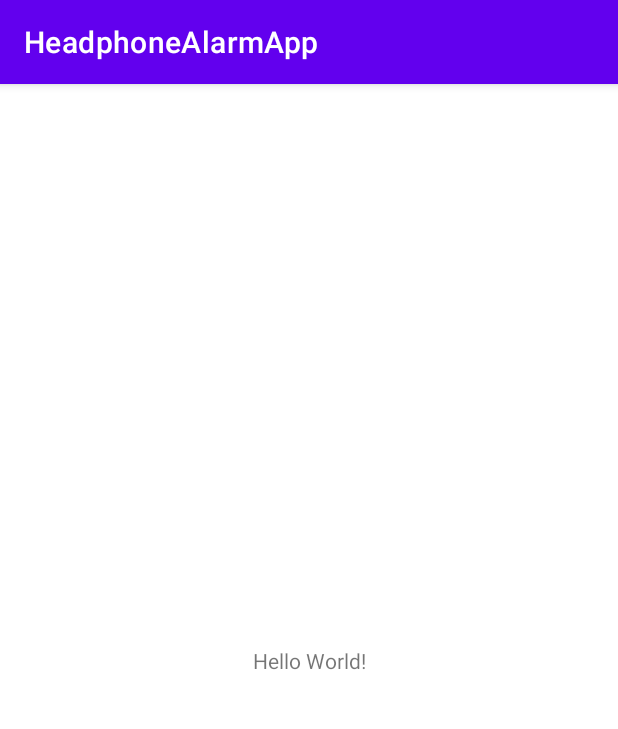
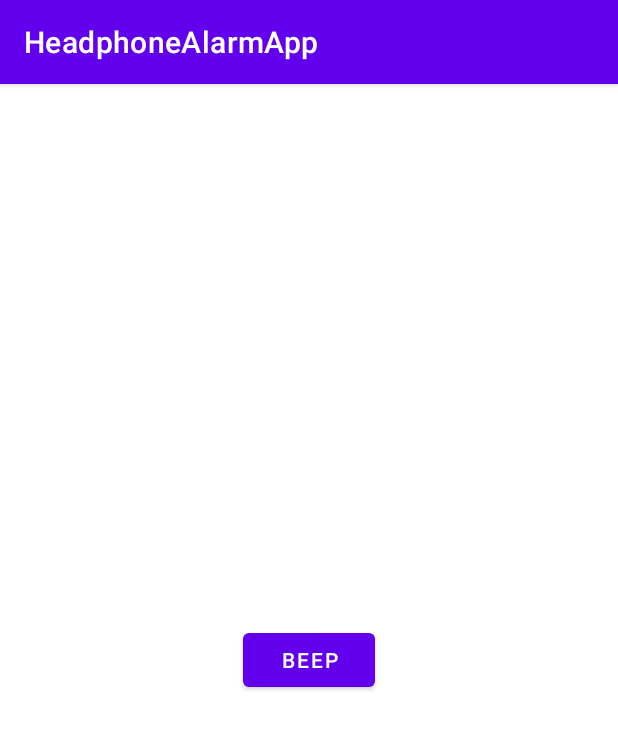
Before and after one commit to dai2job/HeadphoneAlarmApp, an Android app: the screen it shows after launch (MainActivity), on a phone screen of 412 x 824 dp. Shown: the top 729 px of the screen. Run offline under Robolectric (Android 15) with nearby library versions, the phone set to English and light mode, and no system bars.

Commit message:
Add Beep Sound Button
Test MediaPlayer

```diff
--- a/app/src/main/java/com/matsubara/headphonealarmapp/MainActivity.java
+++ b/app/src/main/java/com/matsubara/headphonealarmapp/MainActivity.java
@@ -3,12 +3,34 @@ package com.matsubara.headphonealarmapp;
 import androidx.appcompat.app.AppCompatActivity;
 
 import android.os.Bundle;
+import android.util.Log;
+import android.widget.Button;
+
+import com.matsubara.headphonealarmapp.connector.SoundConnector;
 
 public class MainActivity extends AppCompatActivity {
+
+    private static final String TAG = "MainActivity";
+    Button beepButton = null;
+    SoundConnector mSoundConnector = null;
 
     @Override
     protected void onCreate(Bundle savedInstanceState) {
         super.onCreate(savedInstanceState);
         setContentView(R.layout.activity_main);
+
+        initializeButton();
+        mSoundConnector = new SoundConnector(this, R.raw.beep_sound);
+    }
+
+    public void initializeButton() {
+        beepButton = findViewById(R.id.beep_button);
+        beepButton.setOnClickListener(view -> {
+            if (mSoundConnector == null) {
+                Log.e(TAG, "mSoundConnector is null");
+                return;
+            }
+            mSoundConnector.beep();
+        });
     }
 }
--- /dev/null
+++ b/app/src/main/java/com/matsubara/headphonealarmapp/connector/SoundConnector.java
@@ -0,0 +1,31 @@
+package com.matsubara.headphonealarmapp.connector;
+
+import android.content.Context;
+import android.media.MediaPlayer;
+import android.util.Log;
+
+public class SoundConnector {
+
+    private static final String TAG = "SoundConnector";
+
+    private final Context mContext;
+
+    MediaPlayer mBeepMediaPlayer = null;
+
+    public SoundConnector(Context context, int beepResId) {
+        mContext = context;
+        buildPlayer(beepResId);
+    }
+
+    private void buildPlayer(int beepResId) {
+        mBeepMediaPlayer = MediaPlayer.create(mContext, beepResId);
+    }
+
+    public void beep() {
+        if (mBeepMediaPlayer == null) {
+            Log.e(TAG, "mBeepMediaPlayer is null");
+            return;
+        }
+        mBeepMediaPlayer.start();
+    }
+}
--- a/app/src/main/res/layout/activity_main.xml
+++ b/app/src/main/res/layout/activity_main.xml
@@ -6,13 +6,16 @@
     android:layout_height="match_parent"
     tools:context=".MainActivity">
 
-    <TextView
+    <Button
+        android:id="@+id/beep_button"
         android:layout_width="wrap_content"
         android:layout_height="wrap_content"
-        android:text="Hello World!"
+        android:text="@string/beep_button_txt"
+        app:layout_constraintLeft_toLeftOf="parent"
+        app:layout_constraintRight_toRightOf="parent"
+        app:layout_constraintTop_toTopOf="parent"
         app:layout_constraintBottom_toBottomOf="parent"
-        app:layout_constraintEnd_toEndOf="parent"
-        app:layout_constraintStart_toStartOf="parent"
-        app:layout_constraintTop_toTopOf="parent" />
+        app:layout_constraintVertical_bias="0.5"
+        app:layout_constraintHorizontal_bias="0.5" />
 
 </androidx.constraintlayout.widget.ConstraintLayout>
--- /dev/null
+++ b/app/src/main/res/values/activity_main.xml
@@ -0,0 +1,4 @@
+<?xml version="1.0" encoding="utf-8"?>
+<resources>
+    <string name="beep_button_txt">Beep</string>
+</resources>
```
Also changed, not shown: 1 other file.
